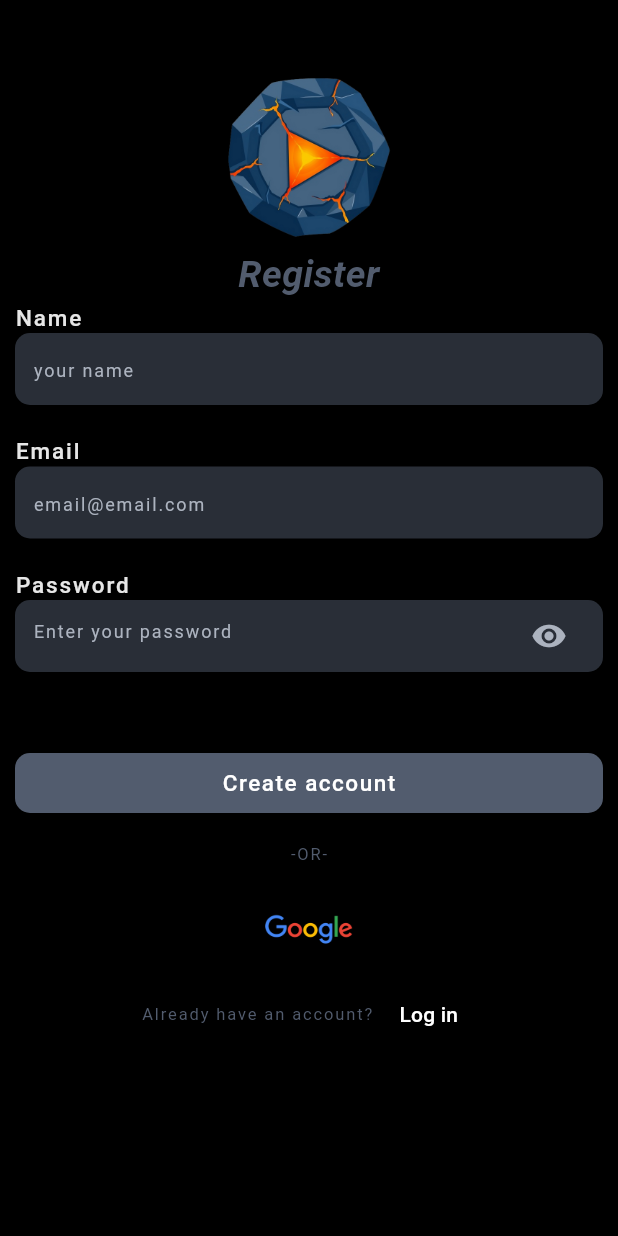
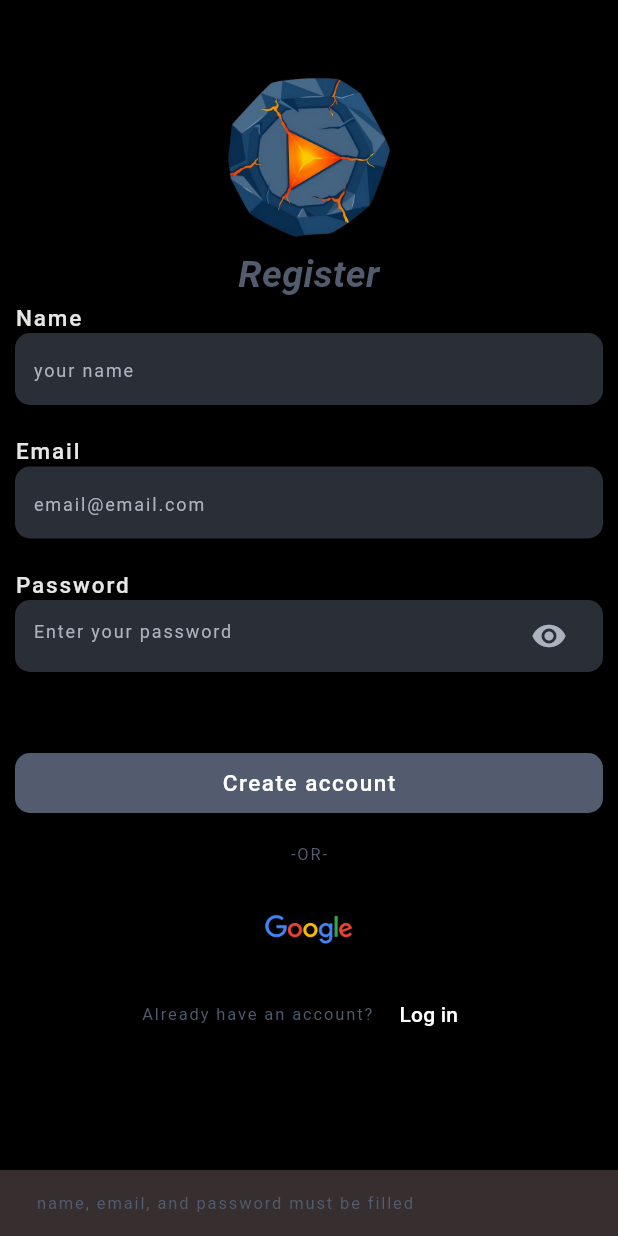
Before and after one commit to fanes-setiawan/Trend-Flix, a Flutter app: the RegisterScreen screen opened directly, after a tap on "Create account", on a phone screen of 412 x 824 dp. Run offline on Flutter 3.47's test engine with Material 3 defaults, Android fonts, the phone set to English and light mode, and no system bars; our stand-ins replace carousel_slider, cloud_firestore, dio, firebase_auth, firebase_core, flutter_chat_bubble and 5 more; accounts and stored records are empty; network calls fail; Roboto replaces fonts that are missing (ExpletusSans, open sans).

Commit message:
feat : validation login and register

```diff
--- a/lib/source/auth/controller/register_controller.dart
+++ b/lib/source/auth/controller/register_controller.dart
@@ -5,6 +5,8 @@ import 'package:firebase_auth/firebase_auth.dart';
 import 'package:flutter/material.dart';
 import 'package:google_sign_in/google_sign_in.dart';
 import 'package:trendflix/navbar.dart';
+
+import '../../../widget_global/typesMovieWidget.dart';
 
 class RegisterController {
   BuildContext context;
@@ -18,8 +20,26 @@ class RegisterController {
   TextEditingController TextEmailControl = TextEditingController();
   TextEditingController TextPassControl = TextEditingController();
 
+  bool validateFields() {
+    if (TextEmailControl.text.isEmpty ||
+        TextNameControl.text.isEmpty ||
+        TextPassControl.text.isEmpty) {
+      return false;
+    }
+    return true;
+  }
+
   regEmailPass() async {
     try {
+      if (!validateFields()) {
+        ScaffoldMessenger.of(context).showSnackBar(
+          SnackBar(
+            content:
+                showSnackBarText('name, email, and password must be filled'),
+          ),
+        );
+        return;
+      }
       await FirebaseAuth.instance.createUserWithEmailAndPassword(
         email: TextEmailControl.text,
         password: TextPassControl.text,
@@ -46,8 +66,12 @@ class RegisterController {
       TextNameControl.clear();
       TextEmailControl.clear();
       TextPassControl.clear();
-    } on Exception catch (err) {
-      print(err);
+    } catch (err) {
+      ScaffoldMessenger.of(context).showSnackBar(
+        SnackBar(
+          content: showSnackBarText('failed to register !!!'),
+        ),
+      );
     }
   }
 
@@ -82,7 +106,11 @@ class RegisterController {
         );
       } catch (_) {}
     } catch (err) {
-      print(err);
+      ScaffoldMessenger.of(context).showSnackBar(
+        const SnackBar(
+          content: Text('Gagal melakukan register'),
+        ),
+      );
     }
   }
 }
--- a/lib/source/auth/screen/register_screen.dart
+++ b/lib/source/auth/screen/register_screen.dart
@@ -61,18 +61,20 @@ class _RegisterScreenState extends State<RegisterScreen> {
                   ],
                 ),
               ),
-              formEmailWidget(
+              formWidget(
                 controller: _controller.TextNameControl,
                 title: 'Name',
                 hintText: 'your name',
+                keyboardType: TextInputType.name,
               ),
               const SizedBox(
                 height: 20.0,
               ),
-              formEmailWidget(
+              formWidget(
                 controller: _controller.TextEmailControl,
                 title: 'Email',
                 hintText: 'email@email.com',
+                keyboardType: TextInputType.emailAddress,
               ),
               const SizedBox(
                 height: 20.0,
--- a/lib/widget_global/form_widget.dart
+++ b/lib/widget_global/form_widget.dart
@@ -4,7 +4,7 @@ import 'package:trendflix/widget_global/typesMovieWidget.dart';
 
 import '../colors/myColors.dart';
 
-Widget formEmailWidget({
+Widget formWidget({
   String? title,
   String? hintText,
   bool validate = true,
@@ -12,6 +12,7 @@ Widget formEmailWidget({
   TextEditingController? controller,
   void Function(String)? onSubmitted,
   void Function(String)? onChanged,
+  TextInputType? keyboardType,
 }) {
   return Column(
     crossAxisAlignment: CrossAxisAlignment.start,
@@ -48,7 +49,7 @@ Widget formEmailWidget({
               RegExp(r'[a-zA-Z0-9@._-]'),
             ),
           ],
-          keyboardType: TextInputType.emailAddress,
+          keyboardType: keyboardType,
         ),
       ),
     ],
```
Also changed, not shown: lib/source/auth/controller/login_controller.dart (+33 -4 lines), lib/source/auth/screen/login_screen.dart (+5 -5 lines).
